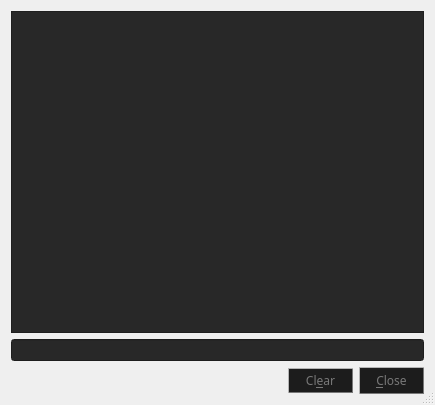
First picture: the form in src/chatdlgbase.ui, repository lliurex/sagora, before the edit.
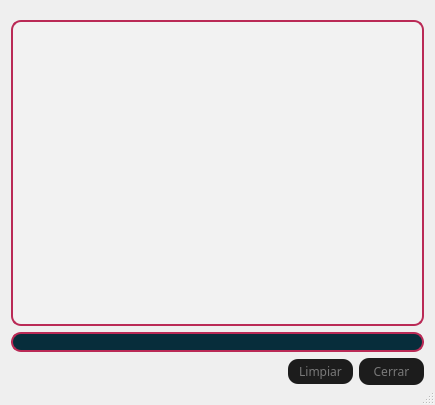
Second picture: the form after the edit. Icons and pictures are not drawn.

Diff of the .ui file:
```diff
--- a/src/chatdlgbase.ui
+++ b/src/chatdlgbase.ui
@@ -33,13 +33,31 @@
    <bool>true</bool>
   </property>
   <layout class="QVBoxLayout">
+   <property name="topMargin">
+    <number>20</number>
+   </property>
+   <property name="bottomMargin">
+    <number>20</number>
+   </property>
    <item>
     <widget class="QTextBrowser" name="txvChatWindow">
      <property name="styleSheet">
-      <string notr="true">background-color: rgb(40, 40, 40);
-border-color: rgb(0, 0, 0);
-color: rgb(255, 255, 255);
- border-image:  url(:/png/main/res/fondoo.png);</string>
+      <string notr="true">font: 57 8pt &quot;Montserrat Medium&quot;;
+background-color: rgb(255, 255, 255, 50);
+
+border-radius: 10;
+
+border-width: 2px;
+border-style: solid;
+border-color: rgb(186, 42, 86);
+color: white;</string>
+     </property>
+     <property name="html">
+      <string>&lt;!DOCTYPE HTML PUBLIC &quot;-//W3C//DTD HTML 4.0//EN&quot; &quot;http://www.w3.org/TR/REC-html40/strict.dtd&quot;&gt;
+&lt;html&gt;&lt;head&gt;&lt;meta name=&quot;qrichtext&quot; content=&quot;1&quot; /&gt;&lt;style type=&quot;text/css&quot;&gt;
+p, li { white-space: pre-wrap; }
+&lt;/style&gt;&lt;/head&gt;&lt;body style=&quot; font-family:'Montserrat Medium'; font-size:8pt; font-weight:56; font-style:normal;&quot;&gt;
+&lt;p style=&quot;-qt-paragraph-type:empty; margin-top:0px; margin-bottom:0px; margin-left:0px; margin-right:0px; -qt-block-indent:0; text-indent:0px; color:#ffffff;&quot;&gt;&lt;br /&gt;&lt;/p&gt;&lt;/body&gt;&lt;/html&gt;</string>
      </property>
      <property name="textInteractionFlags">
       <set>Qt::LinksAccessibleByKeyboard|Qt::LinksAccessibleByMouse|Qt::TextBrowserInteraction|Qt::TextSelectableByKeyboard|Qt::TextSelectableByMouse</set>
@@ -49,10 +67,15 @@
    <item>
     <widget class="QLineEdit" name="edtLocalInputText">
      <property name="styleSheet">
-      <string notr="true">background-color: rgb(40, 40, 40);
-border-color: rgb(0, 0, 0);
-color: rgb(255, 255, 255);
-</string>
+      <string notr="true">font: 57 8pt &quot;Montserrat Medium&quot;;
+background-color: rgb(7, 45, 59);
+
+border-radius: 10;
+
+border-width: 2px;
+border-style: solid;
+border-color: rgb(186, 42, 86);
+color: white;</string>
      </property>
     </widget>
    </item>
@@ -89,13 +112,12 @@
        </property>
        <property name="styleSheet">
         <string notr="true">#butClear{
+border-radius: 10;
 background: rgb(28, 28, 28); 
-selection-background-color: rgb(28, 28, 28);
-border-color: rgb(120, 120, 120);
-    border-style: outset;
-    border-width: 1.3px;
+
 color: rgb(120, 120, 120);
 }
+
 #butClear:hover{
 border-color: rgb(13, 204, 135);
     border-style: outset;
@@ -103,8 +125,7 @@
 color: rgb(13, 204, 135);
 }
 
-
-#butClear:pressed{
+#buClear:pressed{
 background: rgb(15, 15, 15); 
 border-color: rgb(13, 204, 135);
     border-style: outset;
@@ -112,7 +133,7 @@
 }</string>
        </property>
        <property name="text">
-        <string>Cl&amp;ear</string>
+        <string>Limpiar</string>
        </property>
        <property name="autoDefault">
         <bool>false</bool>
@@ -140,13 +161,11 @@
        </property>
        <property name="styleSheet">
         <string notr="true">#buttonClose{
+border-radius: 10;
 background: rgb(28, 28, 28); 
-selection-background-color: rgb(28, 28, 28);
-border-color: rgb(120, 120, 120);
-    border-style: outset;
-    border-width: 1.3px;
 color: rgb(120, 120, 120);
 }
+
 #buttonClose:hover{
 border-color: rgb(13, 204, 135);
     border-style: outset;
@@ -162,7 +181,7 @@
 }</string>
        </property>
        <property name="text">
-        <string>&amp;Close</string>
+        <string>Cerrar</string>
        </property>
        <property name="autoDefault">
         <bool>false</bool>
```
Left out of the diff: 8 changed lines with no effect on the pictures.
